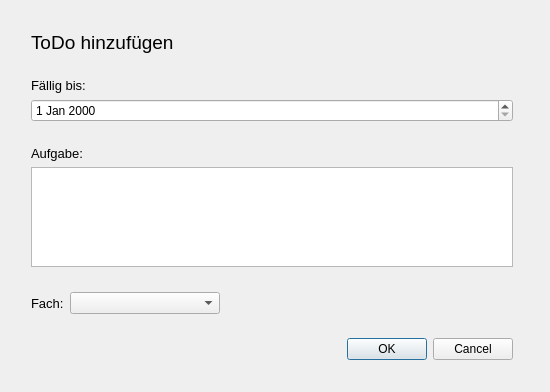
orgnnice/OrgNNice, file new_todo.ui: the form before one commit.
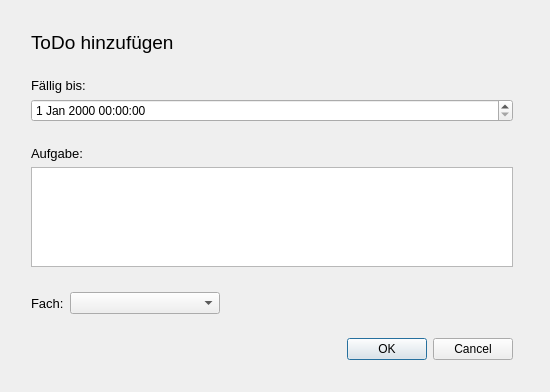
The form after the commit.

Patch:
```diff
--- a/new_todo.ui
+++ b/new_todo.ui
@@ -61,7 +61,7 @@
      </widget>
     </item>
     <item>
-     <widget class="QDateEdit" name="dateEdit"/>
+     <widget class="QDateTimeEdit" name="dateTimeEdit"/>
     </item>
     <item>
      <spacer name="verticalSpacer_3">
```
